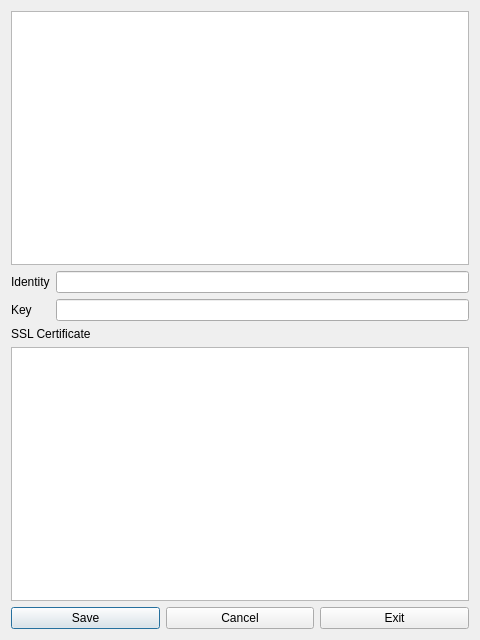
Qt form ui/cert-store.ui (berndhs/egalite) before a commit.
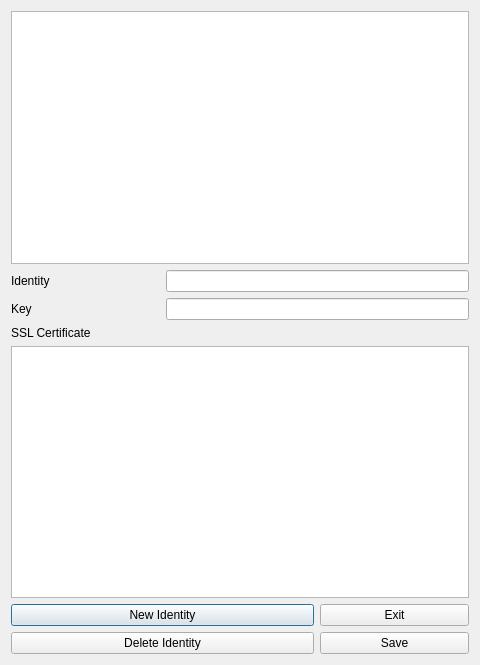
The same form after that commit. Icons and pictures are not drawn.

Commit message: cert editor window

Diff of the .ui file:
```diff
--- a/ui/cert-store.ui
+++ b/ui/cert-store.ui
@@ -7,7 +7,7 @@
     <x>0</x>
     <y>0</y>
     <width>480</width>
-    <height>640</height>
+    <height>665</height>
    </rect>
   </property>
   <property name="windowTitle">
@@ -18,7 +18,7 @@
     <normaloff>:/dchatlogo.png</normaloff>:/dchatlogo.png</iconset>
   </property>
   <layout class="QGridLayout" name="gridLayout">
-   <item row="0" column="0" colspan="2">
+   <item row="0" column="0" colspan="3">
     <widget class="QListView" name="identList"/>
    </item>
    <item row="1" column="0">
@@ -28,7 +28,7 @@
      </property>
     </widget>
    </item>
-   <item row="1" column="1">
+   <item row="1" column="1" colspan="2">
     <widget class="QLineEdit" name="nameEdit"/>
    </item>
    <item row="2" column="0">
@@ -38,42 +38,53 @@
      </property>
     </widget>
    </item>
-   <item row="2" column="1">
+   <item row="2" column="1" colspan="2">
     <widget class="QLineEdit" name="keyEdit"/>
    </item>
-   <item row="3" column="0" colspan="2">
+   <item row="3" column="0">
     <widget class="QLabel" name="label_3">
      <property name="text">
       <string>SSL Certificate</string>
      </property>
     </widget>
    </item>
-   <item row="4" column="0" colspan="2">
+   <item row="4" column="0" colspan="3">
     <widget class="QTextEdit" name="certEdit"/>
    </item>
    <item row="5" column="0" colspan="2">
-    <layout class="QHBoxLayout" name="horizontalLayout">
+    <layout class="QVBoxLayout" name="verticalLayout_2">
      <item>
-      <widget class="QPushButton" name="pushButton">
+      <widget class="QPushButton" name="newIdButton">
        <property name="text">
-        <string>Save</string>
+        <string>New Identity</string>
        </property>
       </widget>
      </item>
      <item>
-      <widget class="QPushButton" name="pushButton_2">
+      <widget class="QPushButton" name="deleteIdButton">
        <property name="text">
-        <string>Cancel</string>
+        <string>Delete Identity</string>
        </property>
       </widget>
      </item>
+    </layout>
+   </item>
+   <item row="5" column="2">
+    <layout class="QVBoxLayout" name="verticalLayout">
      <item>
-      <widget class="QPushButton" name="pushButton_3">
+      <widget class="QPushButton" name="exitButton">
        <property name="text">
         <string>Exit</string>
        </property>
       </widget>
      </item>
+     <item>
+      <widget class="QPushButton" name="saveButton">
+       <property name="text">
+        <string>Save</string>
+       </property>
+      </widget>
+     </item>
     </layout>
    </item>
   </layout>
```
The commit also changes 6 other files.
